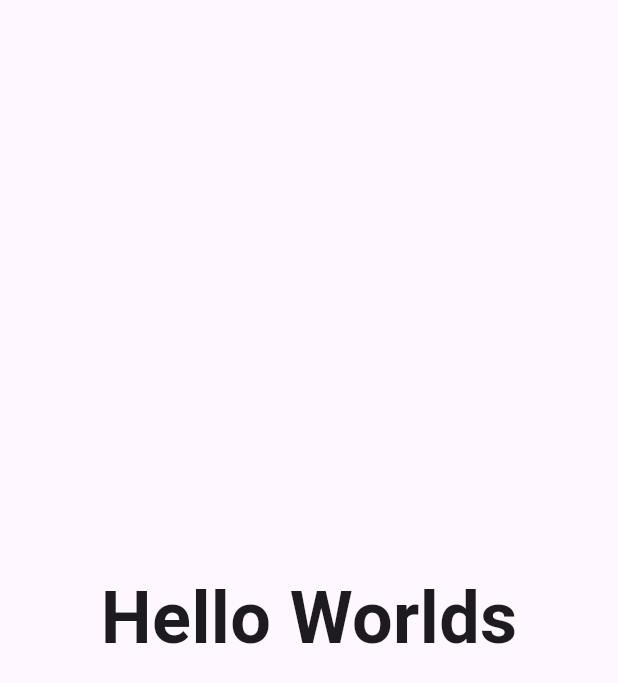
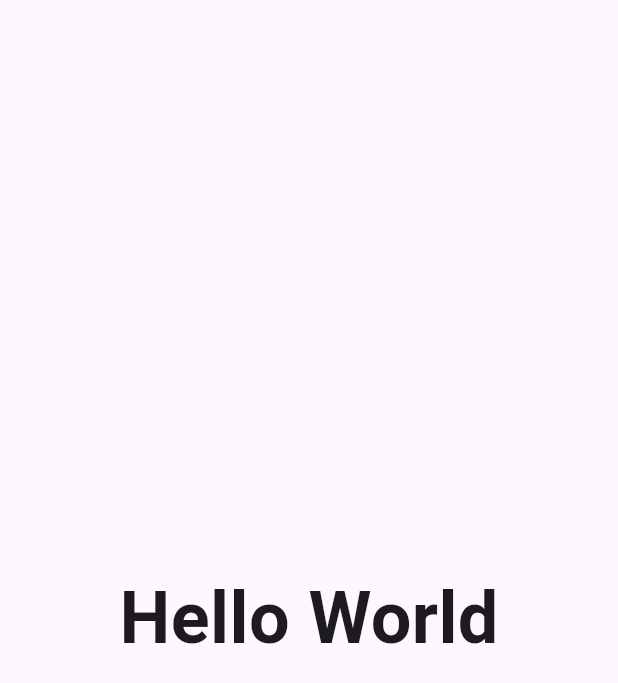
Before and after one commit to zainchaudhary4/Tenth-Fifth-Pays, a Flutter app: the screen it shows after launch, on a phone screen of 412 x 824 dp. Shown: the top 683 px of the screen. Run offline on Flutter 3.47's test engine with Material 3 defaults, Android fonts, the phone set to English and light mode, and no system bars.

Commit message:
second commit

```diff
--- a/lib/View/Splash Screen/splash_screen.dart
+++ b/lib/View/Splash Screen/splash_screen.dart
@@ -36,7 +36,7 @@
           height: MediaQuery.of(context).size.height,
           width:MediaQuery.of(context).size.width,
           child: Center(
-            child: Text('Hello Worlds',style: TextStyle(fontSize: 48,fontWeight: FontWeight.bold),)
+            child: Text('Hello World',style: TextStyle(fontSize: 48,fontWeight: FontWeight.bold),)
           )
       ),
     );
```
